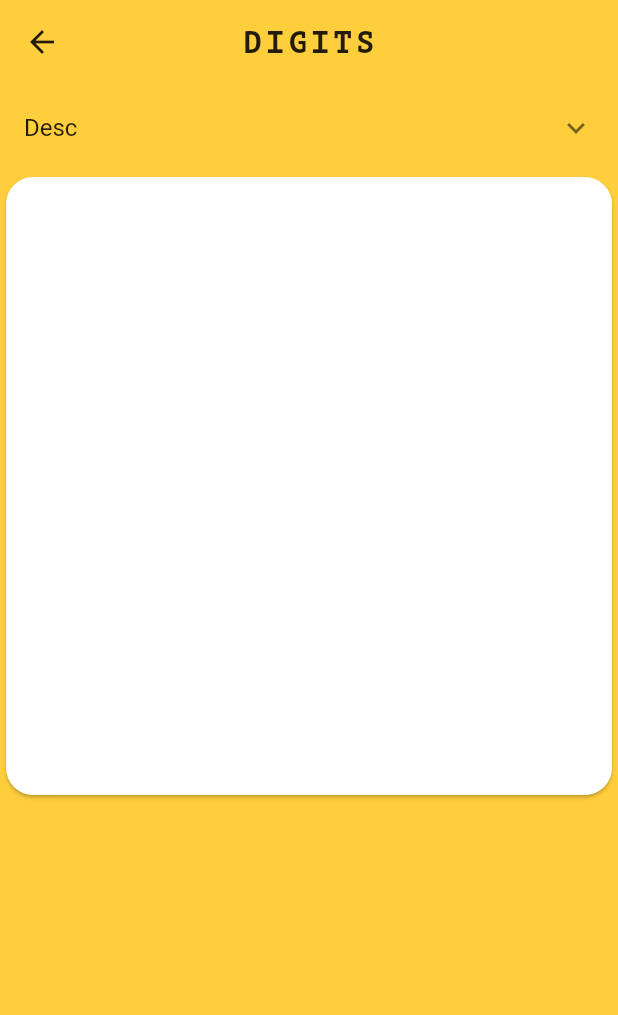
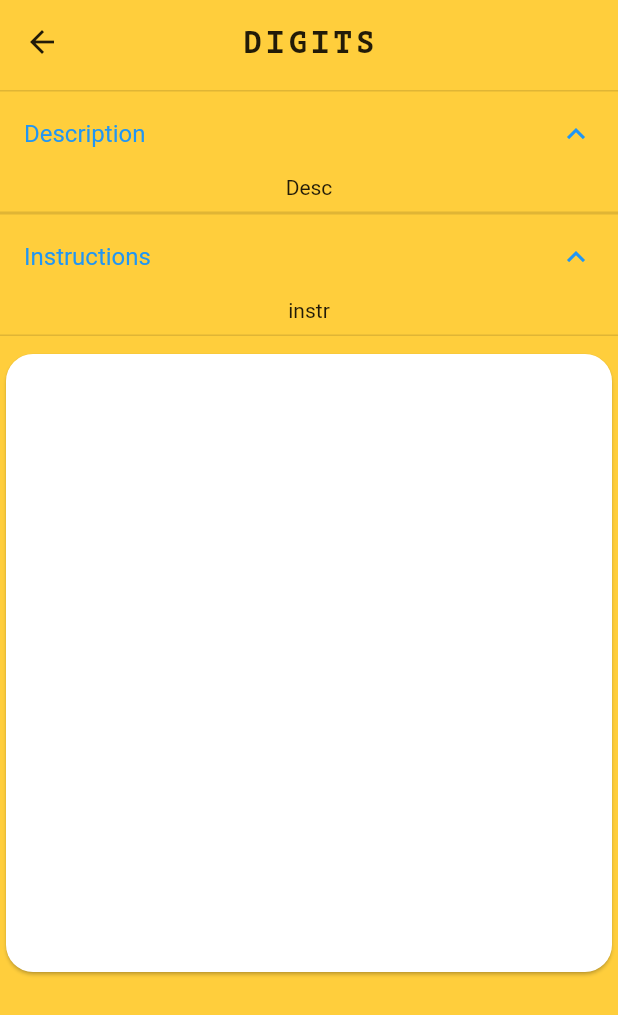
Before and after one commit to Eternali/mldemos, a Flutter app: the screen it shows after launch, after a tap on "DIGITS", on a phone screen of 412 x 824 dp. Shown: the top 1015 px of the screen. Run offline on Flutter 3.47's test engine with Material 2 defaults, Android fonts, the phone set to English and light mode, and no system bars; our stand-ins replace flutter_redux, redux; statements that could not run were skipped.

Commit message:
more digits work, should change theme to be a container for more data

```diff
--- a/lib/localizations.dart
+++ b/lib/localizations.dart
@@ -10,6 +10,8 @@ class MLDemosLocalizations {
   }
 
   String get appTitle => 'MLDemos';
+  String get description => 'Description';
+  String get instructions => 'Instructions';
   String get noText => '<Oops, there\'s nothing here!>';
 
 }
--- a/lib/models/demos.dart
+++ b/lib/models/demos.dart
@@ -1,6 +1,7 @@
 import 'package:flutter/material.dart';
 import 'package:redux/redux.dart';
 
+import 'package:mldemos/localizations.dart';
 import 'package:mldemos/models/models.dart';
 import 'package:mldemos/presentation/demo_button.dart';
 import 'package:mldemos/presentation/painter.dart';
@@ -12,24 +13,30 @@ final Map<String, Demo> demos = {
     color: Colors.amber,
     desc: 'Desc',
     instructions: Text('instr'),
-    builder: (Demo self) => (BuildContext context) => Column(
+    builder: (Demo self) => (BuildContext context) {
+      final locales = MLDemosLocalizations.of(context);
+      return Column(
         children: <Widget>[
-        ExpansionTile(
-          title: Text(
-            self.desc ?? ''
-          ),
-          children: <Widget>[
-            self.instructions
-          ],
-        ),
           Card(
             shape: RoundedRectangleBorder(
               borderRadius: BorderRadius.circular(18.0)
             ),
             child: Painter(),
           ),
+          Row(
+            mainAxisAlignment: MainAxisAlignment.center,
+            children: <Widget>[
+              RawMaterialButton(
+                shape: RoundedRectangleBorder(
+                  borderRadius: BorderRadius.circular(18.0)
+                ),
+                onPressed: () {},
+              )
             ],
-    )
+          ),
+        ],
+      );
+    }
   ),
   'rnn': Demo(
     name: 'rnn',
--- a/lib/presentation/demo_screen.dart
+++ b/lib/presentation/demo_screen.dart
@@ -1,5 +1,6 @@
 import 'package:flutter/material.dart';
 
+import 'package:mldemos/localizations.dart';
 import 'package:mldemos/themes.dart';
 import 'package:mldemos/models/models.dart';
 
@@ -11,6 +12,7 @@ class DemoScreen extends StatelessWidget {
 
   @override
   Widget build(BuildContext context) {
+    final locales = MLDemosLocalizations.of(context);
     final theme = Theme.of(context);
     final screenSize = MediaQuery.of(context).size;
 
@@ -33,7 +35,43 @@ class DemoScreen extends StatelessWidget {
               color: ThemeUtils.rightColor(parent.color),
             ),
           ),
-          body: parent.builder(context),
+          body: Column(
+            children: <Widget>[
+              parent.desc != null ? Container(
+                margin: EdgeInsets.only(top: 4.0),
+                child: ExpansionTile(
+                  initiallyExpanded: true,
+                  title: Text(
+                    locales.description
+                  ),
+                  children: <Widget>[
+                    Padding(
+                      padding: EdgeInsets.only(bottom: 8.0),
+                      child: Text(
+                        parent.desc
+                      ),
+                    ),
+                  ],
+                ),
+              ) : null,
+              parent.instructions != null ? Container(
+                margin: EdgeInsets.only(bottom: 8.0),
+                child: ExpansionTile(
+                  initiallyExpanded: true,
+                  title: Text(
+                    locales.instructions
+                  ),
+                  children: <Widget>[
+                    Padding(
+                      padding: EdgeInsets.only(bottom: 8.0),
+                      child: parent.instructions
+                    ),
+                  ],
+                ),
+              ) : null,
+              parent.builder(context),
+            ].where((w) => w != null).toList(),
+          ),
         ),
       ),
     );
```
Also changed, not shown: pubspec.lock. Lines whose indentation alone changed are shown as unchanged.
